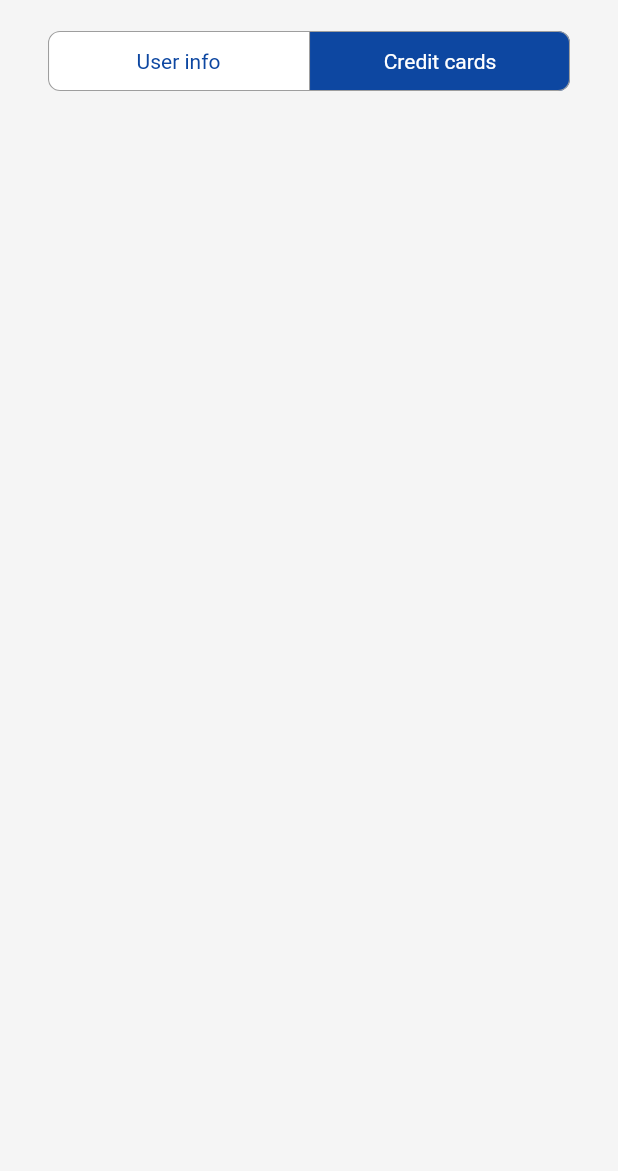
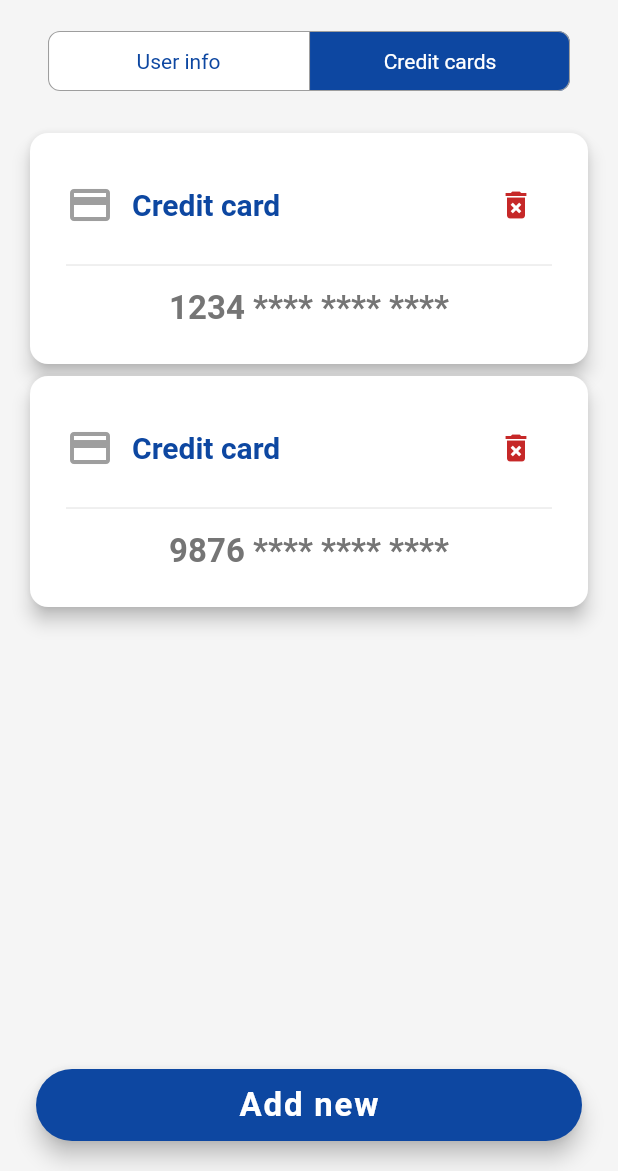
Before and after one commit to Qwerasdzxc/RAF-Airlines-Mobile-application, a Flutter app: the ProfilePage screen opened directly, item 2 of the bottom bar chosen, on a phone screen of 412 x 824 dp, the part 65-1236 px from its top. Run offline on Flutter 3.47's test engine with Material 2 defaults, Android fonts, the phone set to English and light mode, and no system bars; drawn by our look-alikes of material_segmented_control; our stand-ins replace bloc, dio, dotted_decoration, equatable, flutter_bloc, flutter_spinkit and 3 more; missing offline and left inert: credit_card; Roboto replaces fonts that are missing (Ubuntu).

Commit message:
Viewing, adding and deleting credits cards fully functional

```diff
--- a/lib/profile/credit_card/credit_card_body.dart
+++ b/lib/profile/credit_card/credit_card_body.dart
@@ -1,8 +1,79 @@
 import 'package:flutter/material.dart';
+import 'package:flutter_bloc/flutter_bloc.dart';
+import 'package:raf_airlines_client/profile/credit_card/bloc/credit_cards_bloc.dart';
+import 'package:raf_airlines_client/profile/credit_card/credit_card_list_item.dart';
+import 'package:raf_airlines_client/profile/credit_card/new_credit_card/bloc/new_credit_card_bloc.dart';
+import 'package:raf_airlines_client/profile/credit_card/new_credit_card/new_credit_card_page.dart';
+import 'package:raf_airlines_client/services/service_provider.dart';
+import 'package:raf_airlines_client/services/user/user_service.dart';
+import 'package:raf_airlines_client/ui/error_button_widget.dart';
+import 'package:raf_airlines_client/ui/loading_icon.dart';
 
 class CreditCardBody extends StatelessWidget {
   @override
   Widget build(BuildContext context) {
-    return Container();
+    return BlocConsumer<CreditCardsBloc, CreditCardsState>(
+        listener: (context, state) {
+          print(state.toString());
+        },
+        builder: (context, state) {
+          if (state is CreditCardsLoaded)
+            return Padding(
+              padding: const EdgeInsets.only(top: 24, bottom: 12),
+              child: Column(
+                crossAxisAlignment: CrossAxisAlignment.stretch,
+                children: [
+                  Expanded(
+                    child: state.creditCards.isNotEmpty
+                        ? ListView(
+                            children: state.creditCards
+                                .map((creditCard) => CreditCardListItem(creditCard: creditCard))
+                                .toList(),
+                          )
+                        : Column(
+                            crossAxisAlignment: CrossAxisAlignment.stretch,
+                            mainAxisAlignment: MainAxisAlignment.center,
+                            children: [
+                              Icon(
+                                Icons.credit_card,
+                                color: Colors.grey,
+                                size: 42,
+                              ),
+                              SizedBox(
+                                height: 24,
+                              ),
+                              Text(
+                                "You don't have any credit cards",
+                                textAlign: TextAlign.center,
+                                style: TextStyle(fontSize: 22),
+                              )
+                            ],
+                          ),
+                  ),
+                  Padding(
+                    padding: const EdgeInsets.all(8),
+                    child: FloatingActionButton.extended(
+                      onPressed: () => Navigator.of(context).push(MaterialPageRoute(
+                          builder: (_) => BlocProvider<NewCreditCardBloc>(
+                                create: (_) => NewCreditCardBloc(
+                                    creditCardsBloc: BlocProvider.of<CreditCardsBloc>(context),
+                                    service: getService<UserService>()),
+                                child: NewCreditCardPage(),
+                              ))),
+                      backgroundColor: Theme.of(context).primaryColorDark,
+                      label: Text(
+                        "Add new",
+                        style: TextStyle(color: Colors.white, fontSize: 22, fontWeight: FontWeight.bold),
+                      ),
+                    ),
+                  )
+                ],
+              ),
+            );
+          else if (state is CreditCardsLoading)
+            return LoadingIcon();
+          else
+            return ErrorButtonWidget(callback: () => BlocProvider.of<CreditCardsBloc>(context).add(CreditCardsInit()));
+        });
   }
 }
--- /dev/null
+++ b/lib/profile/credit_card/credit_card_list_item.dart
@@ -0,0 +1,64 @@
+import 'package:flutter/material.dart';
+import 'package:flutter_bloc/flutter_bloc.dart';
+import 'package:raf_airlines_client/models/credit_card.dart';
+import 'package:raf_airlines_client/profile/credit_card/bloc/credit_cards_bloc.dart';
+
+class CreditCardListItem extends StatelessWidget {
+  final CreditCard creditCard;
+
+  const CreditCardListItem({Key key, @required this.creditCard}) : super(key: key);
+
+  @override
+  Widget build(BuildContext context) {
+    return Card(
+      elevation: 5,
+      shape: RoundedRectangleBorder(
+        borderRadius: BorderRadius.circular(12),
+      ),
+      child: Padding(
+        padding: const EdgeInsets.all(24),
+        child: Column(
+          children: [
+            Row(
+              children: [
+                Icon(
+                  Icons.credit_card,
+                  color: Colors.grey,
+                  size: 32,
+                ),
+                SizedBox(
+                  width: 12,
+                ),
+                Expanded(
+                  child: Text(
+                    "Credit card",
+                    style:
+                        TextStyle(fontSize: 20, color: Theme.of(context).primaryColorDark, fontWeight: FontWeight.bold),
+                  ),
+                ),
+                IconButton(
+                    icon: Icon(
+                      Icons.delete_forever,
+                      color: Colors.red[800],
+                    ),
+                    onPressed: () =>
+                        BlocProvider.of<CreditCardsBloc>(context).add(CreditCardRemoved(creditCard: creditCard)))
+              ],
+            ),
+            Divider(
+              height: 32,
+            ),
+            Center(
+              child: Text(
+                creditCard.number.length == 19
+                    ? creditCard.number.substring(0, 5) + "**** **** ****"
+                    : creditCard.number,
+                style: TextStyle(fontSize: 22, fontWeight: FontWeight.bold, color: Colors.grey[600]),
+              ),
+            )
+          ],
+        ),
+      ),
+    );
+  }
+}
--- /dev/null
+++ b/lib/profile/credit_card/new_credit_card/bloc/new_credit_card_bloc.dart
@@ -0,0 +1,40 @@
+import 'dart:async';
+
+import 'package:bloc/bloc.dart';
+import 'package:equatable/equatable.dart';
+import 'package:flutter/material.dart';
+import 'package:raf_airlines_client/models/credit_card.dart';
+import 'package:raf_airlines_client/profile/credit_card/bloc/credit_cards_bloc.dart';
+import 'package:raf_airlines_client/services/user/user_service.dart';
+
+part 'new_credit_card_event.dart';
+
+part 'new_credit_card_state.dart';
+
+class NewCreditCardBloc extends Bloc<NewCreditCardEvent, NewCreditCardState> {
+  final CreditCardsBloc creditCardsBloc;
+  final UserService service;
+
+  NewCreditCardBloc({@required this.creditCardsBloc, @required this.service}) : super(NewCreditCardInitial());
+
+  @override
+  Stream<NewCreditCardState> mapEventToState(NewCreditCardEvent event) async* {
+    if (event is NewCreditCardClear)
+      yield NewCreditCardInitial();
+    else if (event is NewCreditCardSubmitted) {
+      yield NewCreditCardLoading();
+
+      try {
+        int cvv = int.parse(event.cvvCode);
+
+        final creditCard = await service.addCreditCard(CreditCard(number: event.number, ccv: cvv));
+
+        creditCardsBloc.add(CreditCardAdded(creditCard: creditCard));
+
+        yield NewCreditCardCreated(creditCard: creditCard);
+      } catch (_) {
+        yield NewCreditCardError();
+      }
+    }
+  }
+}
--- /dev/null
+++ b/lib/profile/credit_card/new_credit_card/bloc/new_credit_card_event.dart
@@ -0,0 +1,23 @@
+part of 'new_credit_card_bloc.dart';
+
+abstract class NewCreditCardEvent extends Equatable {
+  const NewCreditCardEvent();
+
+  @override
+  List<Object> get props => [];
+}
+
+class NewCreditCardClear extends NewCreditCardEvent {}
+
+class NewCreditCardSubmitted extends NewCreditCardEvent {
+
+  final String number;
+  final String expiryDate;
+  final String cardHolderName;
+  final String cvvCode;
+
+  NewCreditCardSubmitted({@required this.number, @required this.expiryDate, @required this.cardHolderName, @required this.cvvCode});
+
+  @override
+  List<Object> get props => [number, expiryDate, cardHolderName, cvvCode];
+}
--- /dev/null
+++ b/lib/profile/credit_card/new_credit_card/bloc/new_credit_card_state.dart
@@ -0,0 +1,24 @@
+part of 'new_credit_card_bloc.dart';
+
+abstract class NewCreditCardState extends Equatable {
+  const NewCreditCardState();
+
+  @override
+  List<Object> get props => [];
+}
+
+class NewCreditCardInitial extends NewCreditCardState {}
+
+class NewCreditCardLoading extends NewCreditCardState {}
+
+class NewCreditCardCreated extends NewCreditCardState {
+
+  final CreditCard creditCard;
+
+  NewCreditCardCreated({@required this.creditCard});
+
+  @override
+  List<Object> get props => [creditCard];
+}
+
+class NewCreditCardError extends NewCreditCardState {}
--- a/lib/profile/profile_page.dart
+++ b/lib/profile/profile_page.dart
@@ -1,6 +1,8 @@
 import 'package:flutter/material.dart';
 import 'package:flutter_bloc/flutter_bloc.dart';
 import 'package:material_segmented_control/material_segmented_control.dart';
+import 'package:raf_airlines_client/profile/credit_card/bloc/credit_cards_bloc.dart';
+import 'package:raf_airlines_client/profile/credit_card/credit_card_body.dart';
 import 'package:raf_airlines_client/profile/user_info/bloc/user_info_bloc.dart';
 import 'package:raf_airlines_client/profile/user_info/user_info_body.dart';
 import 'package:raf_airlines_client/services/service_provider.dart';
@@ -18,7 +20,10 @@ class _ProfilePageState extends State<ProfilePage> {
   List<Widget> _children = [
     BlocProvider<UserInfoBloc>(
         create: (_) => UserInfoBloc(service: getService<UserService>())..add(UserInfoInit()), child: UserInfoBody()),
-    Container()
+    BlocProvider<CreditCardsBloc>(
+      create: (_) => CreditCardsBloc(service: getService<UserService>())..add(CreditCardsInit()),
+      child: CreditCardBody(),
+    )
   ];
 
   @override
--- a/lib/services/user/dao/user_dao.dart
+++ b/lib/services/user/dao/user_dao.dart
@@ -1,5 +1,6 @@
 import 'dart:async';
 
+import 'package:raf_airlines_client/models/credit_card.dart';
 import 'package:raf_airlines_client/models/user.dart';
 
 abstract class UserDAO {
@@ -15,4 +16,8 @@ abstract class UserDAO {
   FutureOr<void> updatePassword(String currentPassword, String newPassword);
 
   Future<List<CreditCard>> getMyCreditCards();
+
+  FutureOr<void> deleteCreditCard(CreditCard creditCard);
+
+  Future<CreditCard> addCreditCard(CreditCard creditCard);
 }
--- a/lib/services/user/user_service.dart
+++ b/lib/services/user/user_service.dart
@@ -1,6 +1,7 @@
 import 'dart:async';
 
 import 'package:flutter/cupertino.dart';
+import 'package:raf_airlines_client/models/credit_card.dart';
 import 'package:raf_airlines_client/models/user.dart';
 import 'package:raf_airlines_client/services/user/dao/user_dao.dart';
 
@@ -23,4 +24,8 @@ class UserService {
       dao.updatePassword(currentPassword, newPassword);
 
   Future<List<CreditCard>> getMyCreditCards() async => dao.getMyCreditCards();
+
+  FutureOr<void> deleteCreditCard(CreditCard creditCard) async => dao.deleteCreditCard(creditCard);
+
+  Future<CreditCard> addCreditCard(CreditCard creditCard) async => dao.addCreditCard(creditCard);
 }
--- a/pubspec.yaml
+++ b/pubspec.yaml
@@ -22,6 +22,7 @@ dependencies:
   dotted_decoration: 1.2.2
   flutter_spinkit: 4.1.2+1
   material_segmented_control: 2.1.1+1
+  credit_card: 0.1.8
 
 dev_dependencies:
   flutter_test:
```
Also changed, not shown: lib/profile/credit_card/bloc/credit_cards_bloc.dart (+28 -1 lines), lib/profile/credit_card/new_credit_card/new_credit_card_page.dart (added, +105 -0 lines), lib/services/user/dao/user_mock_dao.dart (+30 -0 lines), lib/services/user/dao/user_rest_dao.dart (+16 -0 lines).
